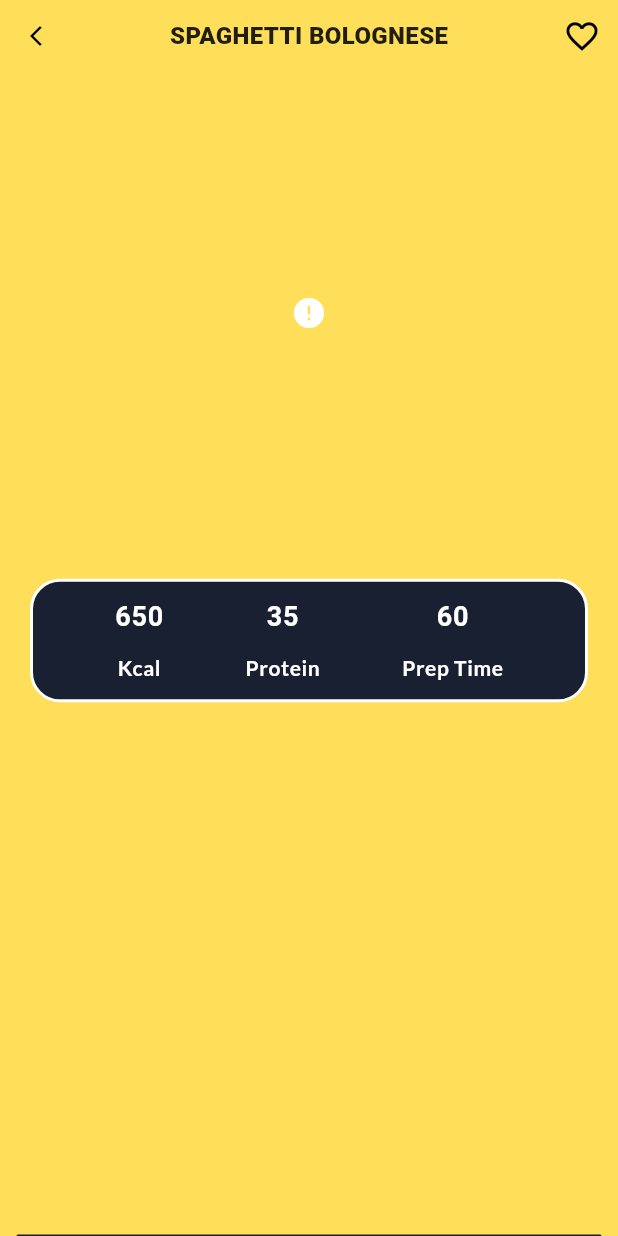
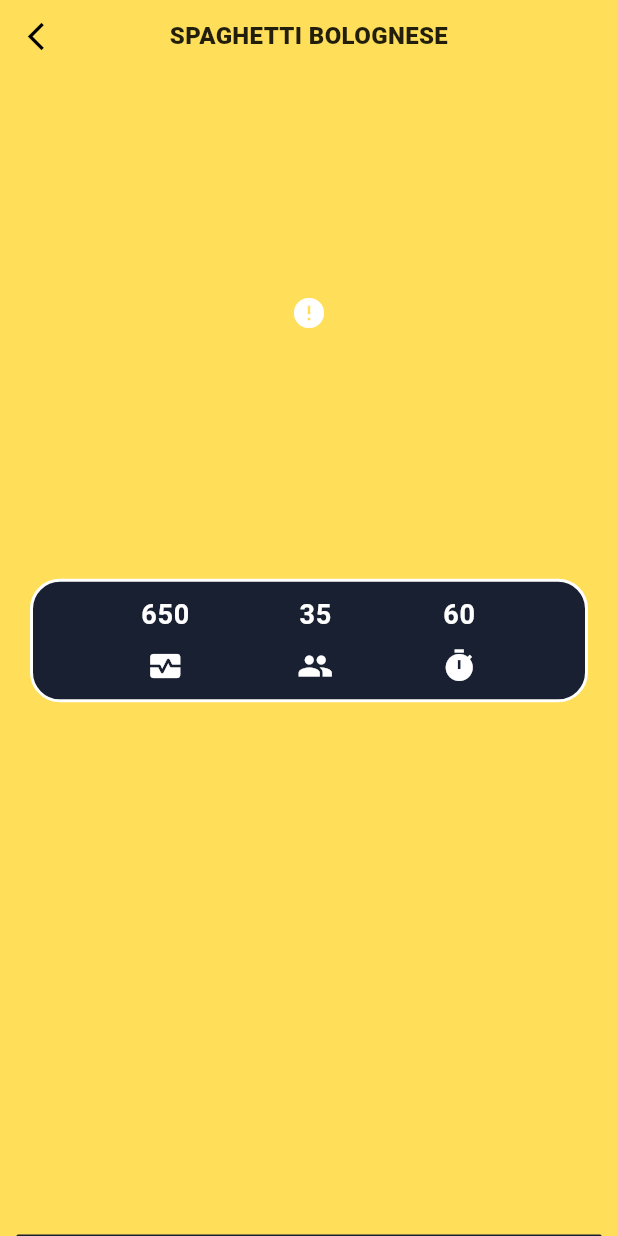
Before and after one commit to Sumanmali019/recipe_app, a Flutter app: the CatgeoryScreen screen opened by its route, on a phone screen of 412 x 824 dp. Run offline on Flutter 3.47's test engine with Material 3 defaults, Android fonts, the phone set to English and light mode, and no system bars; drawn by our look-alikes of cached_network_image, flutter_animate, sliding_up_panel; our stand-ins replace cloud_firestore, firebase_core, flex_color_scheme, get, google_fonts, shimmer and 1 more; missing offline and left inert: flutter_inappwebview; accounts and stored records are empty; network calls fail; Roboto replaces fonts that are missing (Alice); statements that could not run were skipped.

Commit message:
search_done

```diff
--- a/lib/presentation/catgeory/catgeory_screen.dart
+++ b/lib/presentation/catgeory/catgeory_screen.dart
@@ -46,7 +46,7 @@ class CatgeoryScreen extends GetView<CatgeoryController> {
                 AnimatedInfoWidget(
                     nutrition: {
                       'calories': controller.recipe.value.nutrition.calories,
-                      'protein': controller.recipe.value.nutrition.protein,
+                      'Serveing': controller.recipe.value.nutrition.protein,
                       'prepTime': controller.recipe.value.nutrition.prepTime,
                     },
                     infoDelayTime: infoDelayTime,
--- a/lib/presentation/catgeory/widgets/animated_app_bar.dart
+++ b/lib/presentation/catgeory/widgets/animated_app_bar.dart
@@ -17,32 +17,44 @@ class AnimatedAppBarWidget extends StatelessWidget {
   @override
   Widget build(BuildContext context) {
     return Row(
-      mainAxisAlignment: MainAxisAlignment.spaceBetween,
+      mainAxisAlignment:
+          MainAxisAlignment.center, // Align children to the center of the row.
       children: [
-        IconButton(
+        Expanded(
+          child: Align(
+            alignment:
+                Alignment.centerLeft, // Align the icon button to the left.
+            child: IconButton(
               onPressed: () {
                 Navigator.of(context).pop();
               },
               icon: const Icon(
                 Icons.arrow_back_ios_new,
-              size: 16,
+                size: 22,
                 color: Colors.black,
-            )),
-        Text(
+              ),
+            ),
+          ),
+        ),
+        Expanded(
+          flex:
+              2, // Give the text widget twice the space compared to the icon button.
+          child: Text(
             name.toUpperCase(),
+            textAlign: TextAlign.center, // Center align the text.
             style: GoogleFonts.alice(
               color: Colors.black87,
               fontSize: 16,
               fontWeight: FontWeight.w900,
             ),
+            overflow: TextOverflow.clip,
+            maxLines: 2,
           ),
-        IconButton(
-            onPressed: () {},
-            icon: const Icon(
-              Icons.favorite_outline,
-              size: 25,
-              color: Colors.black,
-            ))
+        ),
+        Expanded(
+          child:
+              Container(), // Placeholder to balance the row and keep the text centered.
+        ),
       ].animate(interval: 200.ms, delay: appBarDelayTime).scaleXY(
           begin: 0, end: 1, duration: appBarPlayTime, curve: Curves.decelerate),
     );
--- a/lib/presentation/catgeory/widgets/reciepi_information.dart
+++ b/lib/presentation/catgeory/widgets/reciepi_information.dart
@@ -28,9 +28,10 @@ class AnimatedInfoWidget extends StatelessWidget {
       child: Row(
         mainAxisAlignment: MainAxisAlignment.spaceEvenly,
         children: [
-          _InfoViewer(name: 'Kcal', amount: nutrition["calories"]!),
-          _InfoViewer(name: 'Protein', amount: nutrition["protein"]!),
-          _InfoViewer(name: 'Prep Time', amount: nutrition["prepTime"]!),
+          _InfoViewer(
+              icon: Icons.monitor_heart, amount: nutrition["calories"]!),
+          _InfoViewer(icon: Icons.people, amount: nutrition["Serveing"]!),
+          _InfoViewer(icon: Icons.timer, amount: nutrition["prepTime"]!),
         ]
             .animate(interval: 200.ms, delay: infoDelayTime + 400.ms)
             .fadeIn(duration: infoPlayTime, curve: Curves.decelerate)
@@ -41,11 +42,11 @@ class AnimatedInfoWidget extends StatelessWidget {
 }
 
 class _InfoViewer extends StatelessWidget {
-  final String name;
+  final IconData icon;
   final num amount;
   const _InfoViewer({
     Key? key,
-    required this.name,
+    required this.icon,
     required this.amount,
   }) : super(key: key);
 
@@ -56,10 +57,12 @@ class _InfoViewer extends StatelessWidget {
       children: [
         Text(
           amount.toString(),
-          style:
-              Theme.of(context).textTheme.labelMedium!.copyWith(fontSize: 18),
+          style: Theme.of(context)
+              .textTheme
+              .labelMedium!
+              .copyWith(fontSize: 18, color: Colors.white),
         ),
-        Text(name, style: Theme.of(context).textTheme.bodySmall),
+        Icon(icon, color: Colors.white),
       ],
     );
   }
--- a/lib/presentation/search/widget/edaminr_details.dart
+++ b/lib/presentation/search/widget/edaminr_details.dart
@@ -55,7 +55,7 @@ class _EdamamRecipeDetailState extends State<EdamamRecipeDetail> {
                 AnimatedInfoWidget(
                     nutrition: {
                       'calories': widget.recipeModel.kcal,
-                      'protein': widget.recipeModel.servings,
+                      'Serveing': widget.recipeModel.servings,
                       'prepTime': widget.recipeModel.cookingTime,
                     },
                     infoDelayTime: infoDelayTime,
```
Lines whose indentation alone changed are shown as unchanged.
